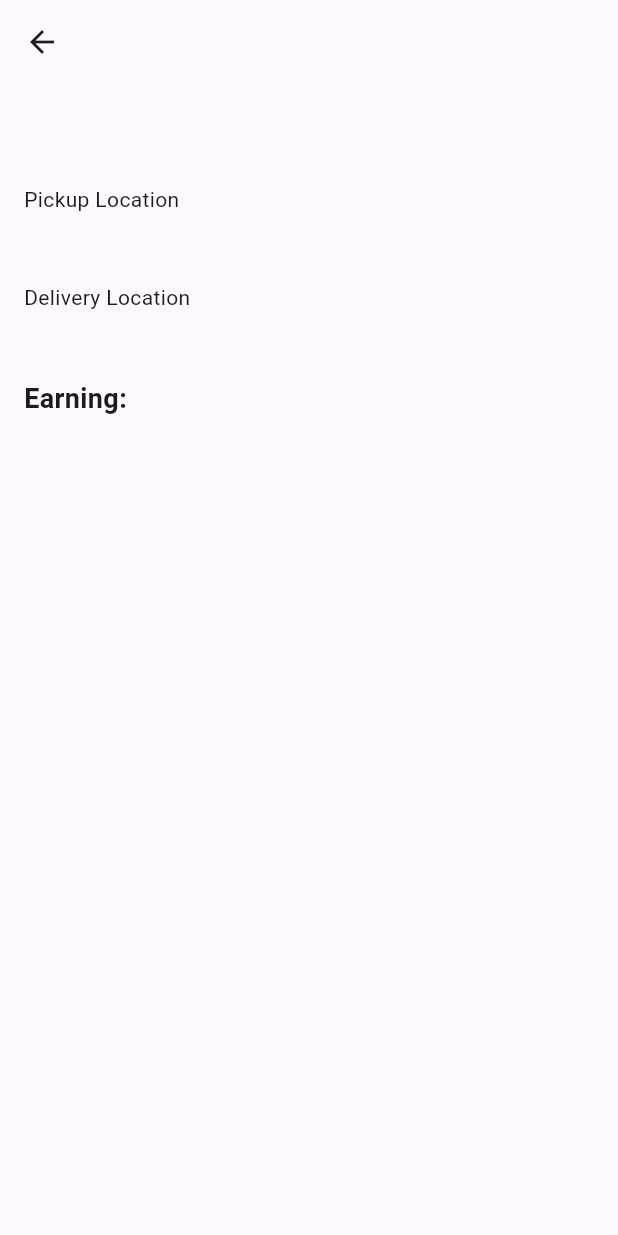
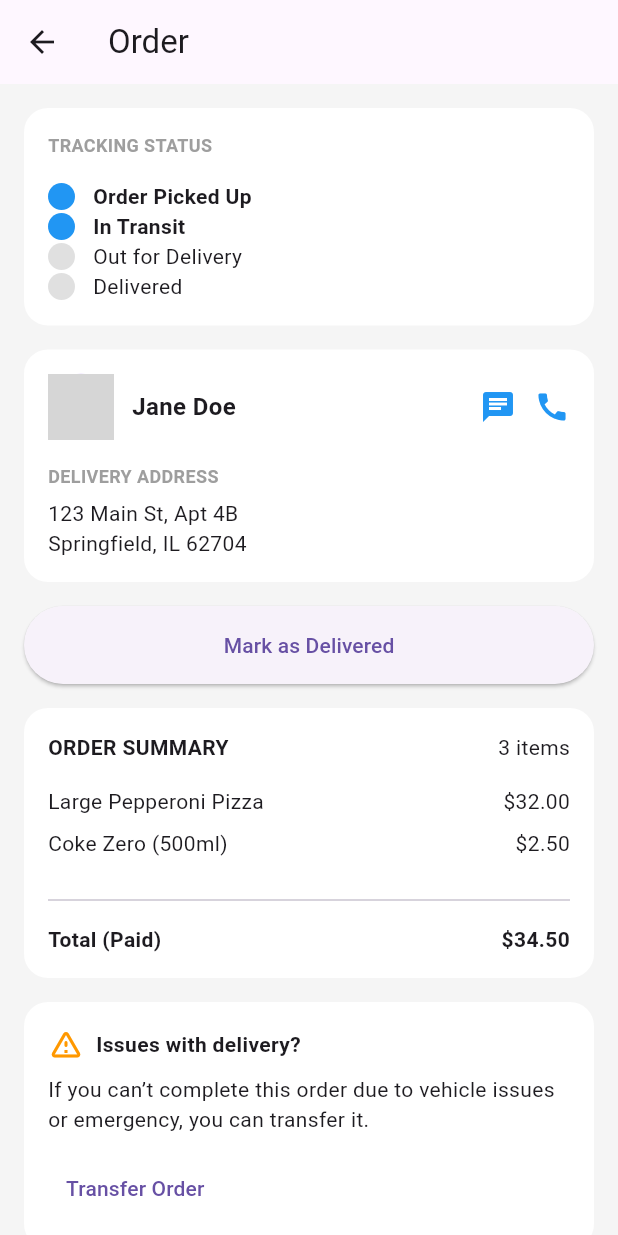
Before and after one commit to devpalqar-hub/raheeb-deliverypartner, a Flutter app: the OrderDetailsScreen screen opened directly with empty values, on a phone screen of 412 x 824 dp. Run offline on Flutter 3.47's test engine with Material 3 defaults, Android fonts, the phone set to English and light mode, and no system bars; our stand-ins replace flutter_screenutil, get; network calls fail; grey boxes are pictures that could not be loaded.

Commit message:
Added order details screen and navigation from dashboard

```diff
--- a/lib/Screens/orderdetails/order_details.dart
+++ b/lib/Screens/orderdetails/order_details.dart
@@ -8,48 +8,280 @@ class OrderDetailsScreen extends StatelessWidget {
   @override
   Widget build(BuildContext context) {
     return Scaffold(
+      backgroundColor: Colors.grey.shade100,
       appBar: AppBar(
-        title: Text(order["orderId"]),
+        title: Text("Order ${order["orderId"]}"),
       ),
-      body: Padding(
+      body: SingleChildScrollView(
         padding: const EdgeInsets.all(16),
         child: Column(
-          crossAxisAlignment: CrossAxisAlignment.start,
           children: [
 
-            Text(
-              order["title"],
-              style: const TextStyle(
-                fontSize: 22,
-                fontWeight: FontWeight.bold,
-              ),
-            ),
+            _buildTrackingCard(),
 
-            const SizedBox(height: 20),
+            const SizedBox(height: 16),
 
-            const Text("Pickup Location"),
-            const SizedBox(height: 4),
-            Text(order["pickup"]),
+            _buildCustomerCard(),
 
-            const SizedBox(height: 20),
+            const SizedBox(height: 16),
 
-            const Text("Delivery Location"),
-            const SizedBox(height: 4),
-            Text(order["delivery"]),
+            _buildNextStepCard(),
 
-            const SizedBox(height: 20),
+            const SizedBox(height: 16),
 
-            Text(
-              "Earning: ${order["earning"]}",
-              style: const TextStyle(
-                fontSize: 18,
-                fontWeight: FontWeight.bold,
-              ),
-            ),
+            _buildOrderSummaryCard(),
 
+            const SizedBox(height: 16),
+
+            _buildIssueCard(),
           ],
         ),
       ),
     );
   }
+
+
+  Widget _buildTrackingCard() {
+    return _cardContainer(
+      child: Column(
+        crossAxisAlignment: CrossAxisAlignment.start,
+        children: const [
+          Text(
+            "TRACKING STATUS",
+            style: TextStyle(
+              fontSize: 12,
+              color: Colors.grey,
+              fontWeight: FontWeight.bold,
+            ),
+          ),
+          SizedBox(height: 16),
+
+          TrackingItem(title: "Order Picked Up", active: true),
+          TrackingItem(title: "In Transit", active: true),
+          TrackingItem(title: "Out for Delivery", active: false),
+          TrackingItem(title: "Delivered", active: false),
+        ],
+      ),
+    );
+  }
+
+  Widget _buildCustomerCard() {
+    return _cardContainer(
+      child: Column(
+        crossAxisAlignment: CrossAxisAlignment.start,
+        children: [
+
+          Row(
+            children: const [
+              CircleAvatar(
+                radius: 22,
+                backgroundImage: NetworkImage(
+                    "https://i.pravatar.cc/100"),
+              ),
+              SizedBox(width: 12),
+              Expanded(
+                child: Text(
+                  "Jane Doe",
+                  style: TextStyle(
+                      fontWeight: FontWeight.bold,
+                      fontSize: 16),
+                ),
+              ),
+              Icon(Icons.chat, color: Colors.blue),
+              SizedBox(width: 12),
+              Icon(Icons.call, color: Colors.blue),
+            ],
+          ),
+
+          const SizedBox(height: 16),
+
+          const Text(
+            "DELIVERY ADDRESS",
+            style: TextStyle(
+                fontSize: 12,
+                color: Colors.grey,
+                fontWeight: FontWeight.bold),
+          ),
+
+          const SizedBox(height: 6),
+
+          const Text(
+            "123 Main St, Apt 4B\nSpringfield, IL 62704",
+          ),
+        ],
+      ),
+    );
+  }
+
+
+  Widget _buildNextStepCard() {
+    return Column(
+      children: [
+        SizedBox(
+          width: double.infinity,
+          child: ElevatedButton(
+            style: ElevatedButton.styleFrom(
+              padding: const EdgeInsets.symmetric(vertical: 16),
+              shape: RoundedRectangleBorder(
+                  borderRadius: BorderRadius.circular(30)),
+            ),
+            onPressed: () {},
+            child: const Text("Mark as Delivered"),
+          ),
+        ),
+      ],
+    );
+  }
+
+
+  Widget _buildOrderSummaryCard() {
+    return _cardContainer(
+      child: Column(
+        crossAxisAlignment: CrossAxisAlignment.start,
+        children: const [
+          Row(
+            mainAxisAlignment: MainAxisAlignment.spaceBetween,
+            children: [
+              Text(
+                "ORDER SUMMARY",
+                style: TextStyle(
+                    fontWeight: FontWeight.bold),
+              ),
+              Text("3 items"),
+            ],
+          ),
+
+          SizedBox(height: 16),
+
+          _SummaryRow("Large Pepperoni Pizza", "\$32.00"),
+          _SummaryRow("Coke Zero (500ml)", "\$2.50"),
+
+          SizedBox(height: 12),
+          Divider(),
+          SizedBox(height: 8),
+
+          Row(
+            mainAxisAlignment: MainAxisAlignment.spaceBetween,
+            children: [
+              Text(
+                "Total (Paid)",
+                style: TextStyle(
+                    fontWeight: FontWeight.bold),
+              ),
+              Text(
+                "\$34.50",
+                style: TextStyle(
+                    fontWeight: FontWeight.bold),
+              ),
+            ],
+          ),
+        ],
+      ),
+    );
+  }
+
+
+  Widget _buildIssueCard() {
+    return _cardContainer(
+      child: Column(
+        crossAxisAlignment: CrossAxisAlignment.start,
+        children: [
+          Row(
+            children: const [
+              Icon(Icons.warning_amber_rounded,
+                  color: Colors.orange),
+              SizedBox(width: 8),
+              Text(
+                "Issues with delivery?",
+                style: TextStyle(
+                    fontWeight: FontWeight.bold),
+              ),
+            ],
+          ),
+          const SizedBox(height: 8),
+          const Text(
+            "If you can’t complete this order due to vehicle issues or emergency, you can transfer it.",
+          ),
+          const SizedBox(height: 12),
+          TextButton(
+            onPressed: () {},
+            child: const Text("Transfer Order"),
+          )
+        ],
+      ),
+    );
+  }
+
+
+  Widget _cardContainer({required Widget child}) {
+    return Container(
+      padding: const EdgeInsets.all(16),
+      decoration: BoxDecoration(
+        color: Colors.white,
+        borderRadius: BorderRadius.circular(16),
+      ),
+      child: child,
+    );
+  }
 }
+
+
+class TrackingItem extends StatelessWidget {
+  final String title;
+  final bool active;
+
+  const TrackingItem({
+    super.key,
+    required this.title,
+    required this.active,
+  });
+
+  @override
+  Widget build(BuildContext context) {
+    return Row(
+      children: [
+        Container(
+          width: 18,
+          height: 18,
+          decoration: BoxDecoration(
+            color: active
+                ? Colors.blue
+                : Colors.grey.shade300,
+            shape: BoxShape.circle,
+          ),
+        ),
+        const SizedBox(width: 12),
+        Text(
+          title,
+          style: TextStyle(
+            fontWeight:
+            active ? FontWeight.bold : FontWeight.normal,
+          ),
+        ),
+        const SizedBox(height: 16),
+      ],
+    );
+  }
+}
+
+class _SummaryRow extends StatelessWidget {
+  final String title;
+  final String price;
+
+  const _SummaryRow(this.title, this.price);
+
+  @override
+  Widget build(BuildContext context) {
+    return Padding(
+      padding: const EdgeInsets.only(bottom: 8),
+      child: Row(
+        mainAxisAlignment:
+        MainAxisAlignment.spaceBetween,
+        children: [
+          Text(title),
+          Text(price),
+        ],
+      ),
+    );
+  }
+}
```
Also changed, not shown: pubspec.lock.
